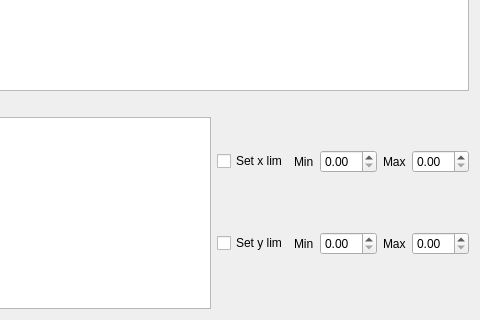
Above: braphy/gui/ui_files/binary_plot_widget.ui from softmatterlab/Braph-2.0-Python before the change; both pictures show x 133 to 613 and y 443 to 763 of the 613 by 763 pixel window. Below: the same form after it.
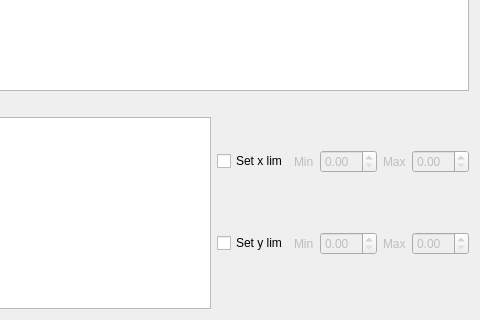
That is the form after the change.

Commit message: Enable/disable settings in binary plot

What changed in the file:
```diff
--- a/braphy/gui/ui_files/binary_plot_widget.ui
+++ b/braphy/gui/ui_files/binary_plot_widget.ui
@@ -65,24 +65,38 @@
          <item row="0" column="1">
           <layout class="QHBoxLayout" name="horizontalLayout_2">
            <item>
-            <widget class="QLabel" name="labelXMim">
+            <widget class="QLabel" name="labelXMin">
+             <property name="enabled">
+              <bool>false</bool>
+             </property>
              <property name="text">
               <string>Min</string>
              </property>
             </widget>
            </item>
            <item>
-            <widget class="QDoubleSpinBox" name="spinBoxXMin"/>
+            <widget class="QDoubleSpinBox" name="spinBoxXMin">
+             <property name="enabled">
+              <bool>false</bool>
+             </property>
+            </widget>
            </item>
            <item>
             <widget class="QLabel" name="labelXMax">
+             <property name="enabled">
+              <bool>false</bool>
+             </property>
              <property name="text">
               <string>Max</string>
              </property>
             </widget>
            </item>
            <item>
-            <widget class="QDoubleSpinBox" name="spinBoxXMax"/>
+            <widget class="QDoubleSpinBox" name="spinBoxXMax">
+             <property name="enabled">
+              <bool>false</bool>
+             </property>
+            </widget>
            </item>
           </layout>
          </item>
@@ -97,23 +111,37 @@
           <layout class="QHBoxLayout" name="horizontalLayout_3">
            <item>
             <widget class="QLabel" name="labelYMin">
+             <property name="enabled">
+              <bool>false</bool>
+             </property>
              <property name="text">
               <string>Min</string>
              </property>
             </widget>
            </item>
            <item>
-            <widget class="QDoubleSpinBox" name="spinBoxYMin"/>
+            <widget class="QDoubleSpinBox" name="spinBoxYMin">
+             <property name="enabled">
+              <bool>false</bool>
+             </property>
+            </widget>
            </item>
            <item>
             <widget class="QLabel" name="labelYMax">
+             <property name="enabled">
+              <bool>false</bool>
+             </property>
              <property name="text">
               <string>Max</string>
              </property>
             </widget>
            </item>
            <item>
-            <widget class="QDoubleSpinBox" name="spinBoxYMax"/>
+            <widget class="QDoubleSpinBox" name="spinBoxYMax">
+             <property name="enabled">
+              <bool>false</bool>
+             </property>
+            </widget>
            </item>
           </layout>
          </item>
```
The commit also changes 5 other files.
